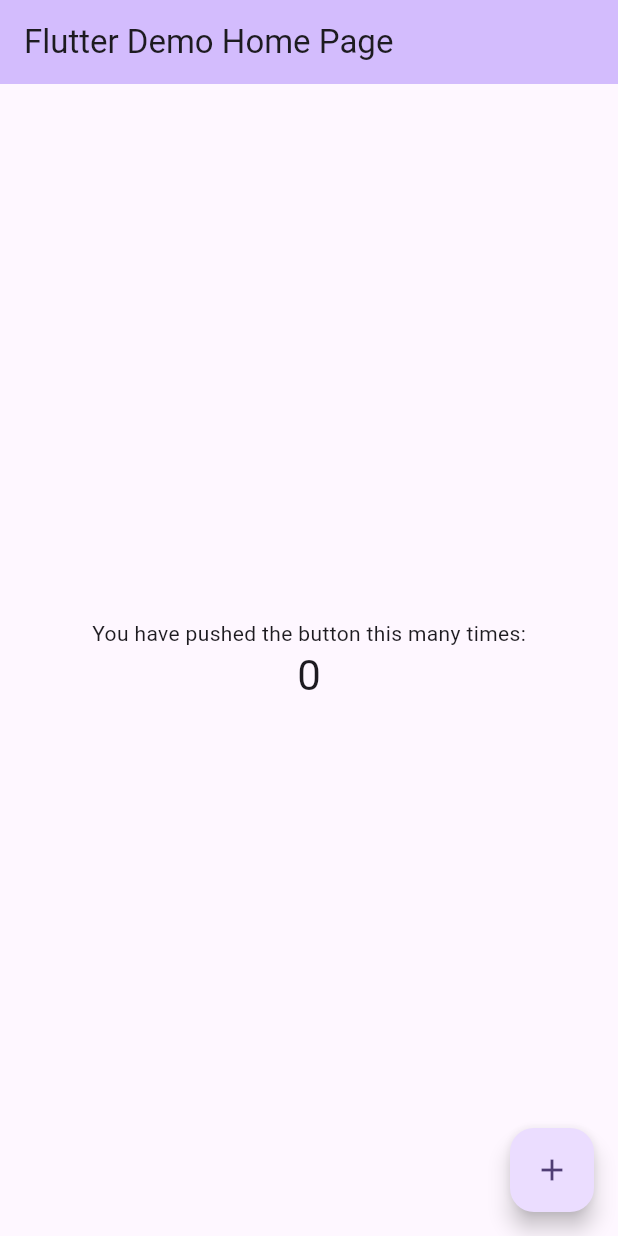
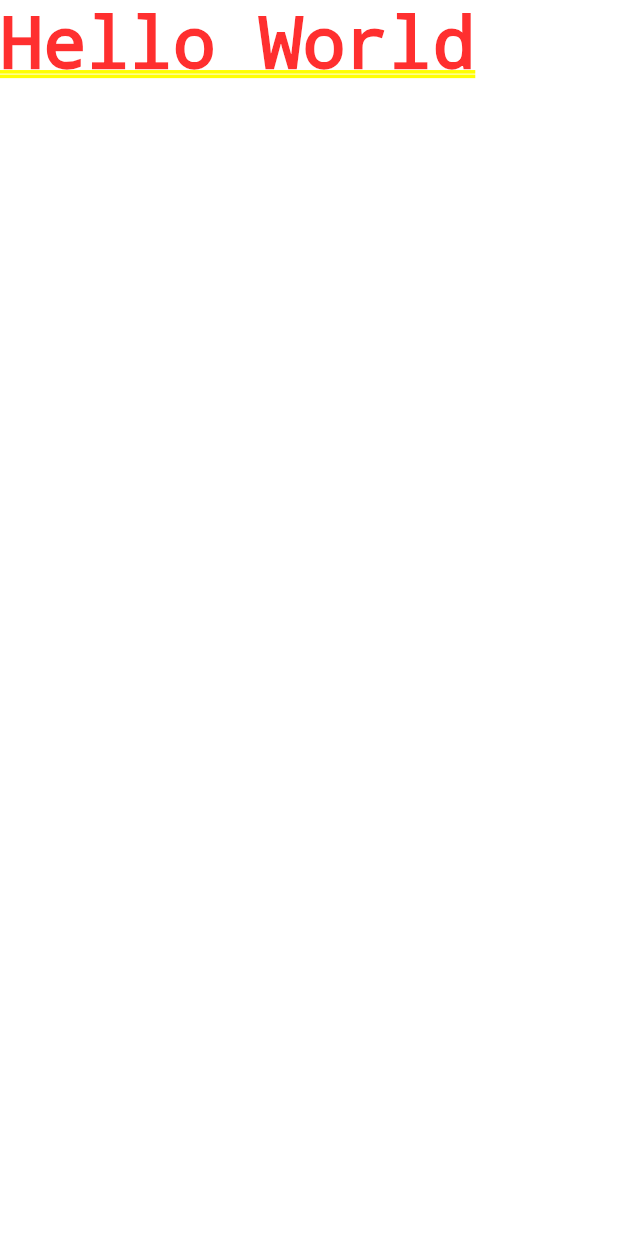
Before and after one commit to freestyletime/IrelandStatistics-Android, a Flutter app: the screen it shows after launch, on a phone screen of 412 x 824 dp. Run offline on Flutter 3.47's test engine with Material 2 defaults, Android fonts, the phone set to English and light mode, and no system bars.

Commit message:
Give the first page

```diff
--- a/lib/main.dart
+++ b/lib/main.dart
@@ -1,125 +1,28 @@
 import 'package:flutter/material.dart';
+import 'package:irelandstatistics/pages/Splash.dart';
 
 void main() {
-  runApp(const MyApp());
+  runApp(const IrelandStatistics());
 }
 
-class MyApp extends StatelessWidget {
-  const MyApp({super.key});
+class IrelandStatistics extends StatelessWidget {
+  const IrelandStatistics({super.key});
 
-  // This widget is the root of your application.
   @override
   Widget build(BuildContext context) {
+
     return MaterialApp(
-      title: 'Flutter Demo',
+      title: 'IrelandStatistics',
       theme: ThemeData(
-        // This is the theme of your application.
-        //
-        // TRY THIS: Try running your application with "flutter run". You'll see
-        // the application has a blue toolbar. Then, without quitting the app,
-        // try changing the seedColor in the colorScheme below to Colors.green
-        // and then invoke "hot reload" (save your changes or press the "hot
-        // reload" button in a Flutter-supported IDE, or press "r" if you used
-        // the command line to start the app).
-        //
-        // Notice that the counter didn't reset back to zero; the application
-        // state is not lost during the reload. To reset the state, use hot
-        // restart instead.
-        //
-        // This works for code too, not just values: Most code changes can be
-        // tested with just a hot reload.
-        colorScheme: ColorScheme.fromSeed(seedColor: Colors.deepPurple),
+        brightness: Brightness.dark,
+        primaryColor: Colors.blueAccent,
+        colorScheme: ColorScheme.fromSeed(seedColor: Colors.deepPurpleAccent),
         useMaterial3: true,
       ),
-      home: const MyHomePage(title: 'Flutter Demo Home Page'),
+      routes: <String, WidgetBuilder>{
+
+      },
+      home: const SplashPage(),
     );
   }
 }
-
-class MyHomePage extends StatefulWidget {
-  const MyHomePage({super.key, required this.title});
-
-  // This widget is the home page of your application. It is stateful, meaning
-  // that it has a State object (defined below) that contains fields that affect
-  // how it looks.
-
-  // This class is the configuration for the state. It holds the values (in this
-  // case the title) provided by the parent (in this case the App widget) and
-  // used by the build method of the State. Fields in a Widget subclass are
-  // always marked "final".
-
-  final String title;
-
-  @override
-  State<MyHomePage> createState() => _MyHomePageState();
-}
-
-class _MyHomePageState extends State<MyHomePage> {
-  int _counter = 0;
-
-  void _incrementCounter() {
-    setState(() {
-      // This call to setState tells the Flutter framework that something has
-      // changed in this State, which causes it to rerun the build method below
-      // so that the display can reflect the updated values. If we changed
-      // _counter without calling setState(), then the build method would not be
-      // called again, and so nothing would appear to happen.
-      _counter++;
-    });
-  }
-
-  @override
-  Widget build(BuildContext context) {
-    // This method is rerun every time setState is called, for instance as done
-    // by the _incrementCounter method above.
-    //
-    // The Flutter framework has been optimized to make rerunning build methods
-    // fast, so that you can just rebuild anything that needs updating rather
-    // than having to individually change instances of widgets.
-    return Scaffold(
-      appBar: AppBar(
-        // TRY THIS: Try changing the color here to a specific color (to
-        // Colors.amber, perhaps?) and trigger a hot reload to see the AppBar
-        // change color while the other colors stay the same.
-        backgroundColor: Theme.of(context).colorScheme.inversePrimary,
-        // Here we take the value from the MyHomePage object that was created by
-        // the App.build method, and use it to set our appbar title.
-        title: Text(widget.title),
-      ),
-      body: Center(
-        // Center is a layout widget. It takes a single child and positions it
-        // in the middle of the parent.
-        child: Column(
-          // Column is also a layout widget. It takes a list of children and
-          // arranges them vertically. By default, it sizes itself to fit its
-          // children horizontally, and tries to be as tall as its parent.
-          //
-          // Column has various properties to control how it sizes itself and
-          // how it positions its children. Here we use mainAxisAlignment to
-          // center the children vertically; the main axis here is the vertical
-          // axis because Columns are vertical (the cross axis would be
-          // horizontal).
-          //
-          // TRY THIS: Invoke "debug painting" (choose the "Toggle Debug Paint"
-          // action in the IDE, or press "p" in the console), to see the
-          // wireframe for each widget.
-          mainAxisAlignment: MainAxisAlignment.center,
-          children: <Widget>[
-            const Text(
-              'You have pushed the button this many times:',
-            ),
-            Text(
-              '$_counter',
-              style: Theme.of(context).textTheme.headlineMedium,
-            ),
-          ],
-        ),
-      ),
-      floatingActionButton: FloatingActionButton(
-        onPressed: _incrementCounter,
-        tooltip: 'Increment',
-        child: const Icon(Icons.add),
-      ), // This trailing comma makes auto-formatting nicer for build methods.
-    );
-  }
-}
--- /dev/null
+++ b/lib/pages/Splash.dart
@@ -0,0 +1,10 @@
+import 'package:flutter/cupertino.dart';
+
+class SplashPage extends StatelessWidget {
+  const SplashPage({super.key});
+
+  @override
+  Widget build(BuildContext context) {
+    return const Text("Hello World");
+  }
+}
```
Also changed, not shown: pubspec.yaml (+5 -70 lines), pubspec.lock, 7 other files.
